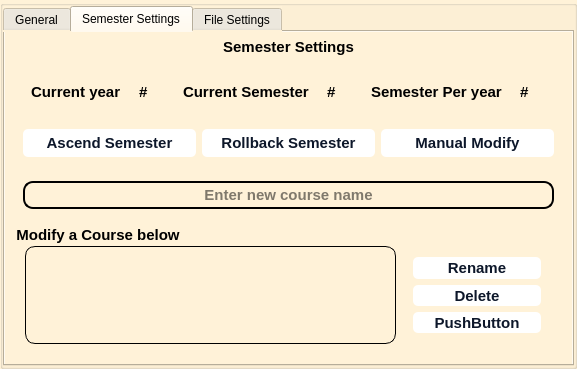
Deatrax/ordo, file main_shit/settings_page.ui: the form before one commit.
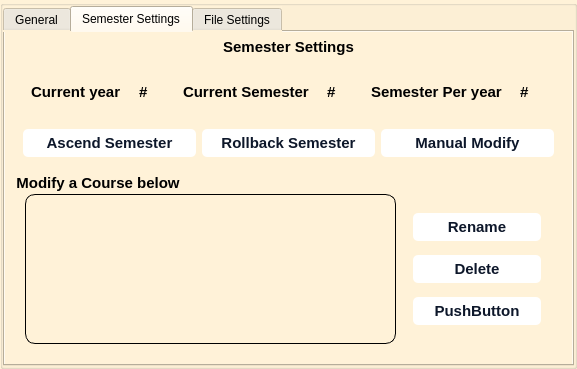
The form after the commit.

Commit message: removed rename ccourse text box and added course modify cell but not yet added to the ui, added bool in promary window to mark courses loaded

What changed in the file:
```diff
--- a/main_shit/settings_page.ui
+++ b/main_shit/settings_page.ui
@@ -590,36 +590,6 @@
                </layout>
               </widget>
              </item>
-             <item>
-              <widget class="QGroupBox" name="courseNameGroupBox">
-               <property name="title">
-                <string/>
-               </property>
-               <property name="alignment">
-                <set>Qt::AlignCenter</set>
-               </property>
-               <layout class="QHBoxLayout" name="horizontalLayout_9">
-                <item>
-                 <widget class="QLineEdit" name="CourseNameLineEdit">
-                  <property name="styleSheet">
-                   <string notr="true">border:2px solid black;
-border-radius: 10px;
-font-size: 15px;
-  font-weight: 600;
-  line-height: 1;
-  padding: 2px 2px;</string>
-                  </property>
-                  <property name="alignment">
-                   <set>Qt::AlignCenter</set>
-                  </property>
-                  <property name="placeholderText">
-                   <string>Enter new course name</string>
-                  </property>
-                 </widget>
-                </item>
-               </layout>
-              </widget>
-             </item>
              <item>
               <widget class="QGroupBox" name="groupBox_7">
                <property name="styleSheet">
```
Left out of the diff: 2 changed lines with no effect on the pictures. The commit also changes 9 other files.
